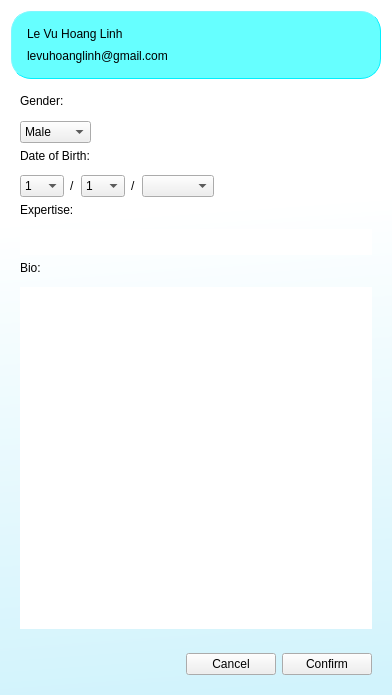
bhhoang/newspaper-project, file views/edit_profile.ui: the form before one commit.
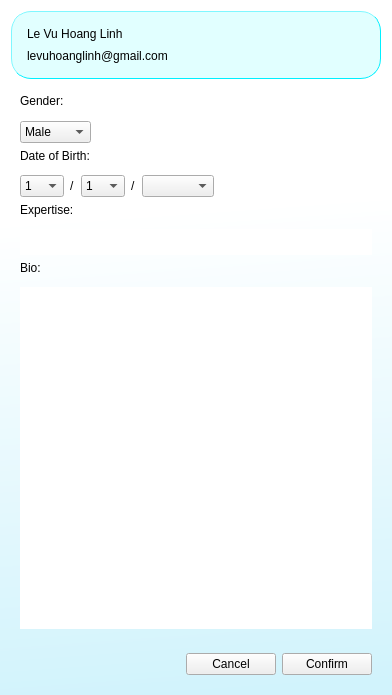
The form after the commit. Icons and pictures are not drawn.

Commit message: Moved DS_Store files to gitignore and modified a little bit header background color

Diff of the .ui file:
```diff
--- a/views/edit_profile.ui
+++ b/views/edit_profile.ui
@@ -34,7 +34,7 @@
 border-color: rgb(0, 240, 255);
 border-width: 0.5px;
 padding: 1px;
-background-color: rgb(102, 255, 255)
+background-color: rgba(102, 255, 255, 50)
 }</string>
      </property>
      <property name="frameShape">
@@ -54,7 +54,8 @@
         </property>
         <property name="styleSheet">
          <string notr="true">QFrame{
-border: none
+border: none;
+background-color: rgba(0, 0, 0, 0)
 }</string>
         </property>
         <property name="frameShape">
```
Left out of the diff: 8 changed lines with no effect on the pictures. The commit also changes 2 other files.
